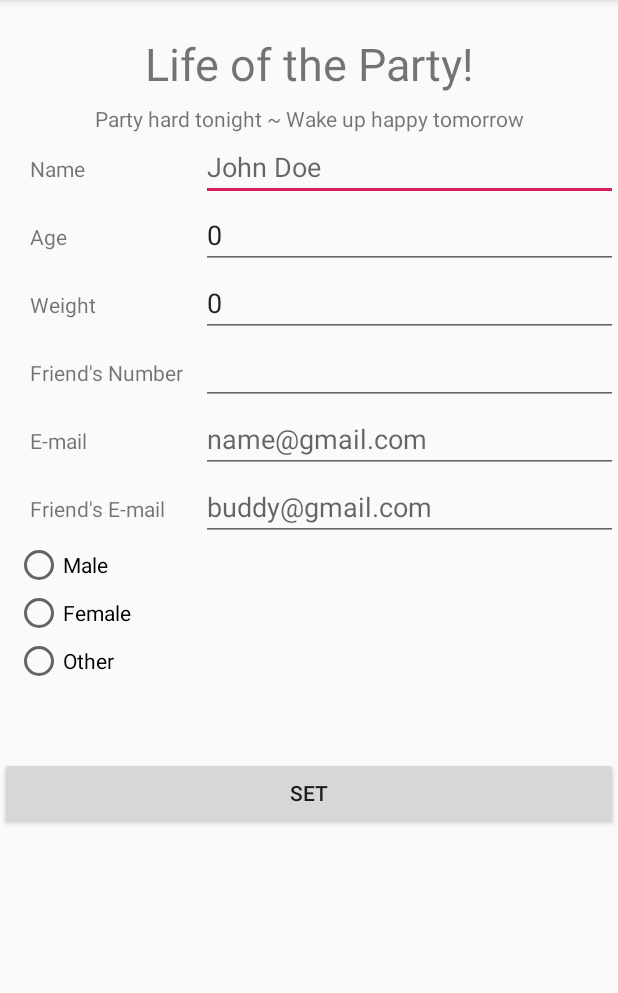
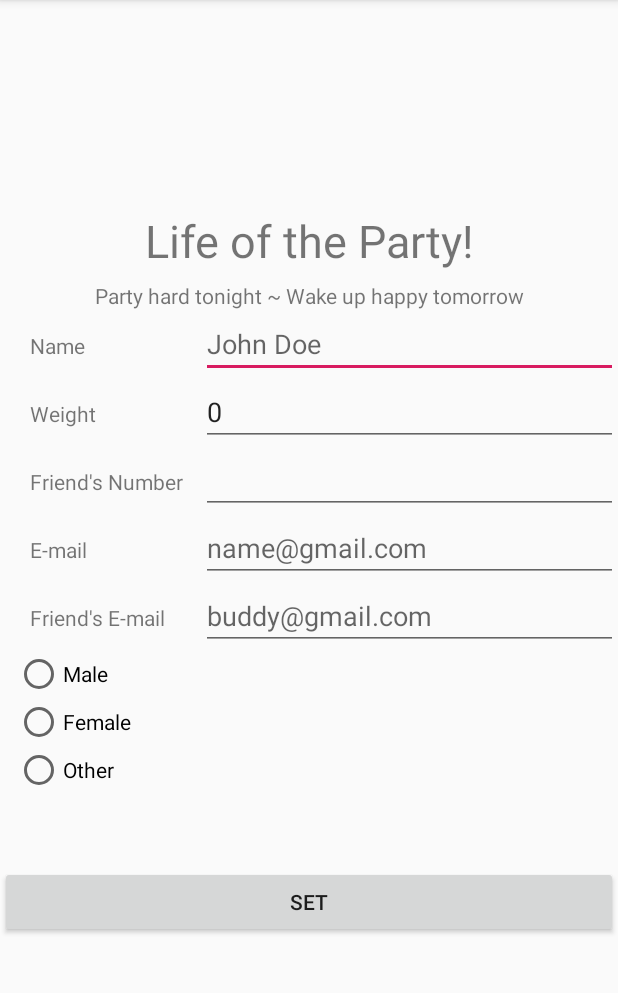
Before and after one commit to AndrewHess/Hacktech2019, an Android app: the screen it shows after launch (Setup), on a phone screen of 412 x 824 dp, the part 84-1077 px from its top. Run offline under Robolectric (Android 15) with nearby library versions, the phone set to English and light mode, and no system bars.

Commit message:
"Fixed the scroll pane in settings."

```diff
--- a/app/src/main/java/com/example/hacktech2019/Setup.java
+++ b/app/src/main/java/com/example/hacktech2019/Setup.java
@@ -10,7 +10,6 @@ import android.widget.TextView;
 
 public class Setup extends AppCompatActivity {
     String name;
-    int age;
     int weight;
     String number;
     String gender;
@@ -26,7 +25,6 @@ public class Setup extends AppCompatActivity {
 
     public void setUserValues(){
         SharedPreferences info = getSharedPreferences("USER_INFO", MODE_PRIVATE);
-        age = info.getInt("Age", 0);
         weight = info.getInt("Weight", 0);
         name = info.getString("Name", "");
         gender = info.getString("Gender", "");
@@ -37,9 +35,6 @@ public class Setup extends AppCompatActivity {
         EditText nameIn = (EditText) findViewById(R.id.nameInput);
         System.out.println("Setting name");
         nameIn.setText(name);
-
-        EditText ageIn = (EditText) findViewById(R.id.ageInput);
-        ageIn.setText(Integer.toString(age));
 
         EditText weightIn = (EditText) findViewById(R.id.weightInput);
         weightIn.setText(Integer.toString(weight));
@@ -64,9 +59,6 @@ public class Setup extends AppCompatActivity {
 
         EditText buddyMailIn = (EditText) findViewById(R.id.buddyMailInput);
         buddyMail = buddyMailIn.getText().toString();
-
-        EditText ageIn = (EditText) findViewById(R.id.ageInput);
-        age = Integer.parseInt(ageIn.getText().toString());
 
         EditText numberIn = (EditText) findViewById(R.id.numberInput);
         number = numberIn.getText().toString();
@@ -111,7 +103,6 @@ public class Setup extends AppCompatActivity {
         edit.putString("MyMail", myMail).commit();
         edit.putString("Number", number).commit();
         edit.putString("BuddyMail", buddyMail).commit();
-        edit.putInt("Age", age).commit();
         edit.putInt("Weight", weight).commit();
         edit.apply();
 
--- a/app/src/main/res/layout/activity_setup.xml
+++ b/app/src/main/res/layout/activity_setup.xml
@@ -4,15 +4,16 @@
     xmlns:tools="http://schemas.android.com/tools"
     android:layout_width="match_parent"
     android:layout_height="match_parent"
-    tools:context=".SettingsActivity">
+    tools:context=".Setup">
 
     <ScrollView
         android:id="@+id/scrollView2"
         android:layout_width="0dp"
-        android:layout_height="699dp"
-        android:layout_marginTop="16dp"
-        app:layout_constraintTop_toTopOf="parent"
-        tools:layout_editor_absoluteX="16dp">
+        android:layout_height="@dimen/scroll_height"
+        app:layout_constraintBottom_toBottomOf="parent"
+        app:layout_constraintEnd_toEndOf="parent"
+        app:layout_constraintStart_toStartOf="parent"
+        app:layout_constraintTop_toTopOf="parent">
 
         <LinearLayout
             android:layout_width="match_parent"
@@ -63,28 +64,6 @@
                         android:hint="John Doe"
                         android:inputType="textPersonName"
                         android:text="Name" />
-                </TableRow>
-
-                <TableRow
-                    android:layout_width="match_parent"
-                    android:layout_height="match_parent">
-
-                    <TextView
-                        android:id="@+id/textView8"
-                        android:layout_width="wrap_content"
-                        android:layout_height="wrap_content"
-                        android:layout_marginLeft="20dp"
-                        android:text="Age" />
-
-                    <EditText
-                        android:id="@+id/ageInput"
-                        android:layout_width="wrap_content"
-                        android:layout_height="wrap_content"
-                        android:ems="10"
-                        android:hint="22"
-                        android:inputType="number"
-                        android:text="Age" />
-
                 </TableRow>
 
                 <TableRow
--- /dev/null
+++ b/app/src/main/res/values/dimens.xml
@@ -0,0 +1,4 @@
+<?xml version="1.0" encoding="utf-8"?>
+<resources>
+    <dimen name="scroll_height">500dp</dimen>
+</resources>
```
Also changed, not shown: 1 other file.
